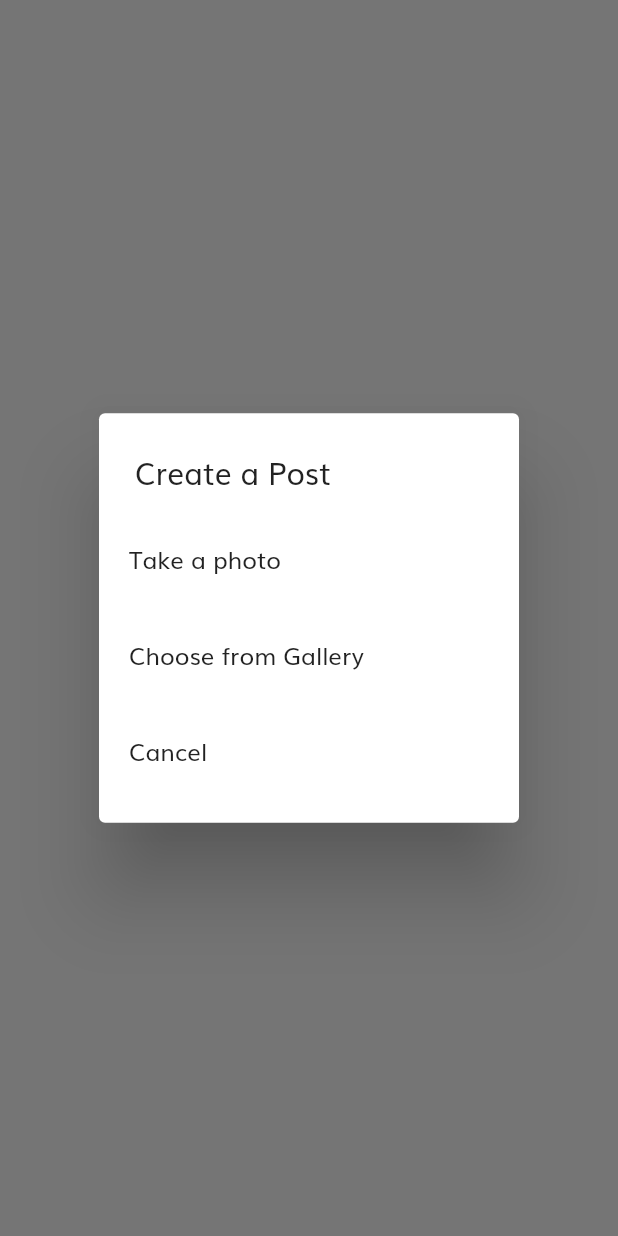
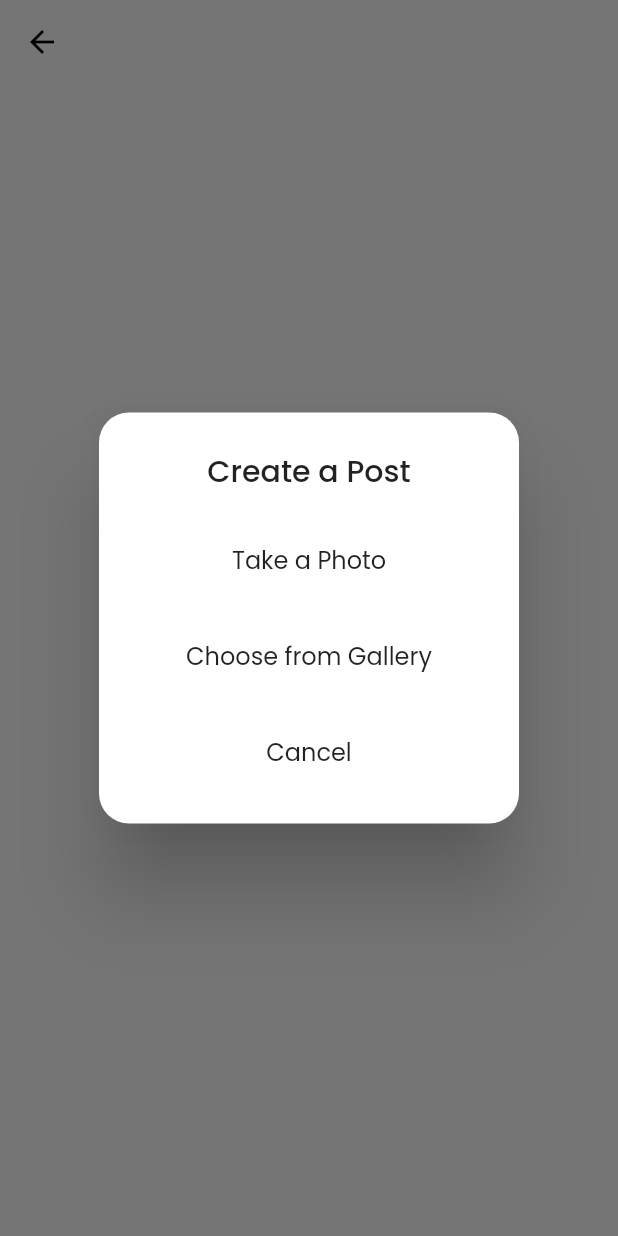
Before and after one commit to rohith18n/message_wise, a Flutter app: the AddPostScreen screen opened directly, after a tap on the "upload" icon, on a phone screen of 412 x 824 dp. Run offline on Flutter 3.47's test engine with Material 2 defaults, Android fonts, the phone set to English and light mode, and no system bars; our stand-ins replace bloc, cloud_firestore, email_validator, equatable, file_picker, firebase_auth and 13 more; accounts and stored records are empty; statements that could not run were skipped.

Commit message:
add posts screen ui updated

```diff
--- a/lib/Controllers/users bloc/users_bloc.dart
+++ b/lib/Controllers/users bloc/users_bloc.dart
@@ -117,17 +117,17 @@ class UsersBloc extends Bloc<UsersEvent, UsersState> {
           }
         }
         allUser = temp;
-        log(" list count${allUser.length}");
+        log("count of all users ${allUser.length}");
         add(ProvidUserListEvent(alluser: allUser));
       });
     });
     on<ProvidUserListEvent>((event, emit) {
-      log("enter ther provereven ${event.alluser.length}");
+      log("provided list of all the users ${event.alluser.length}");
       emit(OtherUsers(bots: event.alluser));
     });
     //send request
     on<SendRequestEvent>((event, emit) async {
-      log("send request");
+      log("send request event");
       await chatService
           .sendRequest(event.botId)
           .then((value) => emit(OtherUsers(bots: allUser)));
--- a/lib/constants.dart
+++ b/lib/constants.dart
@@ -3,7 +3,7 @@ import 'package:google_fonts/google_fonts.dart';
 import 'package:intl/intl.dart';
 import 'package:message_wise/size_config.dart';
 
-const kPrimaryColor = Color(0xFFFF7643);
+const kPrimaryColor = Colors.deepOrange;
 const kPrimaryLightColor = Color(0xFFFFECDF);
 const kPrimaryGradientColor = LinearGradient(
   begin: Alignment.topLeft,
--- a/lib/views/individual chat screen/individual_chat_screen.dart
+++ b/lib/views/individual chat screen/individual_chat_screen.dart
@@ -1,10 +1,8 @@
 import 'dart:developer';
-import 'package:flutter/cupertino.dart';
 import 'package:message_wise/Controllers/chat%20bloc/chat_bloc.dart';
 import 'package:message_wise/components/custom_circular_progress_indicator.dart';
 import 'package:message_wise/constants.dart';
 import 'package:message_wise/size_config.dart';
-import 'package:message_wise/util.dart';
 import 'package:message_wise/views/common/widgets/custom_text.dart';
 import 'package:message_wise/views/individual%20chat%20screen/widgets/message.dart';
 import 'package:cloud_firestore/cloud_firestore.dart';
@@ -180,11 +178,11 @@ class _IndividualChatScreenState extends State<IndividualChatScreen>
                           duration: const Duration(milliseconds: 300),
                         );
                       },
-                      child: const CustomText(
+                      child: CustomText(
                         content: "Send",
                         weight: FontWeight.bold,
                         colour: kPrimaryColor,
-                        size: 18,
+                        size: getProportionateScreenHeight(16),
                       ),
                     )
                   ],
--- a/lib/views/new chat screen/widgets/user_list.dart
+++ b/lib/views/new chat screen/widgets/user_list.dart
@@ -10,7 +10,6 @@ import '../../../Controllers/search bloc/search_bloc.dart';
 import '../../../Controllers/users bloc/users_bloc.dart';
 import '../../../Models/user_model.dart';
 import '../../../util.dart';
-
 import '../../individual chat screen/individual_chat_screen.dart';
 
 class UsersListInContact extends StatefulWidget {
@@ -83,7 +82,7 @@ class _UsersListInContactState extends State<UsersListInContact> {
                       }
                     },
                     child: CustomListTile(
-                      userName: result[index].username ?? "No Username",
+                      userName: result[index].username ?? "",
                       imageUrl:
                           result[index].photo ?? "assets/images/nullPhoto.jpeg",
                       trailingWidget: widget.iscontactScreen
--- a/lib/views/posts_screen/add_posts_screen.dart
+++ b/lib/views/posts_screen/add_posts_screen.dart
@@ -5,18 +5,20 @@ import 'package:cloud_firestore/cloud_firestore.dart';
 import 'package:firebase_auth/firebase_auth.dart';
 import 'package:flutter/material.dart';
 import 'package:image_picker/image_picker.dart';
+import 'package:message_wise/constants.dart';
 import 'package:message_wise/service/posts/posts_services.dart';
 import 'package:message_wise/size_config.dart';
 import 'package:message_wise/util.dart';
+import 'package:message_wise/views/common/widgets/custom_text.dart';
 
 class AddPostScreen extends StatefulWidget {
   const AddPostScreen({Key? key}) : super(key: key);
 
   @override
-  _AddPostScreenState createState() => _AddPostScreenState();
+  AddPostScreenState createState() => AddPostScreenState();
 }
 
-class _AddPostScreenState extends State<AddPostScreen> {
+class AddPostScreenState extends State<AddPostScreen> {
   Uint8List? _file;
   bool isLoading = false;
   final TextEditingController _descriptionController = TextEditingController();
@@ -26,11 +28,16 @@ class _AddPostScreenState extends State<AddPostScreen> {
       context: parentContext,
       builder: (BuildContext context) {
         return SimpleDialog(
-          title: const Text('Create a Post'),
+          shape:
+              RoundedRectangleBorder(borderRadius: BorderRadius.circular(20)),
+          title: const Center(child: CustomText(content: 'Create a Post')),
           children: <Widget>[
+            Column(
+              mainAxisAlignment: MainAxisAlignment.center,
+              children: [
                 SimpleDialogOption(
                     padding: const EdgeInsets.all(20),
-                child: const Text('Take a photo'),
+                    child: const CustomText(content: 'Take a Photo'),
                     onPressed: () async {
                       Navigator.pop(context);
                       Uint8List file = await pickImage(ImageSource.camera);
@@ -40,7 +47,7 @@ class _AddPostScreenState extends State<AddPostScreen> {
                     }),
                 SimpleDialogOption(
                     padding: const EdgeInsets.all(20),
-                child: const Text('Choose from Gallery'),
+                    child: const CustomText(content: 'Choose from Gallery'),
                     onPressed: () async {
                       Navigator.of(context).pop();
                       Uint8List file = await pickImage(ImageSource.gallery);
@@ -50,10 +57,12 @@ class _AddPostScreenState extends State<AddPostScreen> {
                     }),
                 SimpleDialogOption(
                   padding: const EdgeInsets.all(20),
-              child: const Text("Cancel"),
+                  child: const CustomText(content: "Cancel"),
                   onPressed: () {
                     Navigator.pop(context);
                   },
+                ),
+              ],
             )
           ],
         );
@@ -118,12 +127,26 @@ class _AddPostScreenState extends State<AddPostScreen> {
   Widget build(BuildContext context) {
     return _file == null
         ? Scaffold(
+            appBar: AppBar(
+              title: Padding(
+                padding: EdgeInsets.all(getProportionateScreenHeight(20)),
+              ),
+            ),
             body: Center(
-              child: IconButton(
+              child: Column(
+                mainAxisAlignment: MainAxisAlignment.center,
+                children: [
+                  IconButton(
+                    iconSize: getProportionateScreenHeight(35),
                     icon: const Icon(
                       Icons.upload,
                     ),
                     onPressed: () => _selectImage(context),
+                  ),
+                  const CustomText(
+                    content: "Select Files to Upload",
+                  ),
+                ],
               ),
             ),
           )
@@ -133,10 +156,13 @@ class _AddPostScreenState extends State<AddPostScreen> {
                 icon: const Icon(Icons.arrow_back),
                 onPressed: clearImage,
               ),
-              title: const Text(
-                'Post to',
+              title: Padding(
+                padding: EdgeInsets.all(getProportionateScreenHeight(20)),
+                child: Text(
+                  'Post To',
+                  style: appBarHeadingStyle,
                 ),
-              centerTitle: false,
+              ),
               actions: <Widget>[
                 TextButton(
                   onPressed: () async {
@@ -164,7 +190,9 @@ class _AddPostScreenState extends State<AddPostScreen> {
             body: Column(
               children: <Widget>[
                 isLoading
-                    ? const LinearProgressIndicator()
+                    ? const LinearProgressIndicator(
+                        color: kTextColor,
+                      )
                     : const Padding(padding: EdgeInsets.only(top: 0.0)),
                 const Divider(),
                 Row(
@@ -177,18 +205,17 @@ class _AddPostScreenState extends State<AddPostScreen> {
                     //   ),
                     // ),
                     SizedBox(
-                      width: MediaQuery.of(context).size.width * 0.3,
+                      width: MediaQuery.of(context).size.width * 0.65,
                       child: TextField(
                         controller: _descriptionController,
                         decoration: const InputDecoration(
-                            hintText: "Write a description..",
-                            border: InputBorder.none),
-                        maxLines: 8,
+                            hintText: "Write..", border: InputBorder.none),
+                        maxLines: 2,
                       ),
                     ),
                     SizedBox(
-                      height: getProportionateScreenHeight(45.0),
-                      width: getProportionateScreenWidth(45.0),
+                      height: getProportionateScreenHeight(77.0),
+                      width: getProportionateScreenWidth(77.0),
                       child: AspectRatio(
                         aspectRatio: 487 / 451,
                         child: Container(
--- a/lib/views/posts_screen/feed_screen.dart
+++ b/lib/views/posts_screen/feed_screen.dart
@@ -33,7 +33,7 @@ class _FeedScreenState extends State<FeedScreen> {
           Padding(
             padding: EdgeInsets.only(right: getProportionateScreenWidth(20)),
             child: IconButton(
-              icon: const Icon(CupertinoIcons.photo_camera_solid),
+              icon: const Icon(CupertinoIcons.camera_on_rectangle),
               onPressed: () {
                 Navigator.push(
                     context,
```
Also changed, not shown: lib/views/create_group_screen/name_screen.dart (+4 -3 lines), lib/views/group chat screen/group_chat_screen.dart (+6 -3 lines), lib/views/individual chat screen/widgets/appbar.dart (+7 -7 lines), lib/views/new chat screen/contacts_screen.dart (+3 -5 lines). Lines whose indentation alone changed are shown as unchanged.
